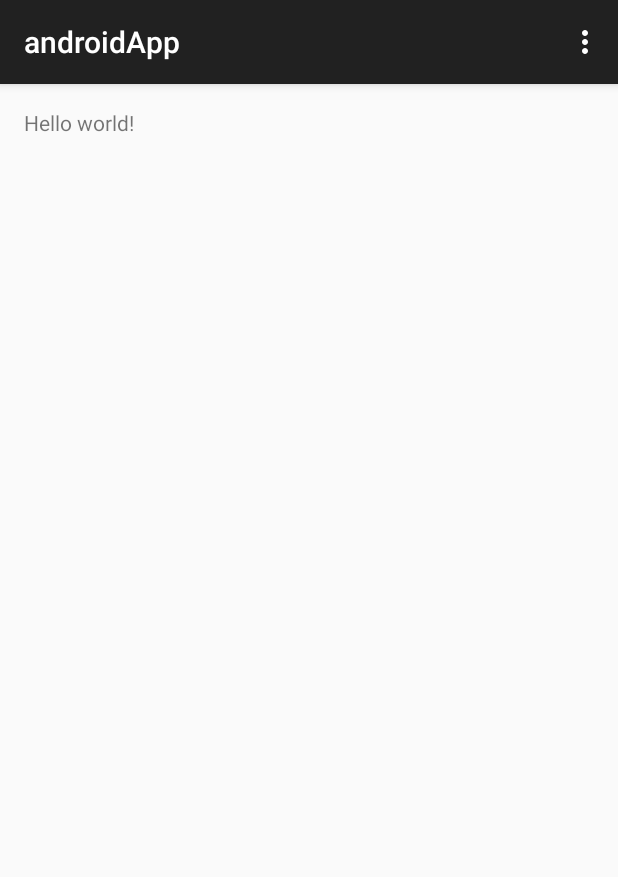
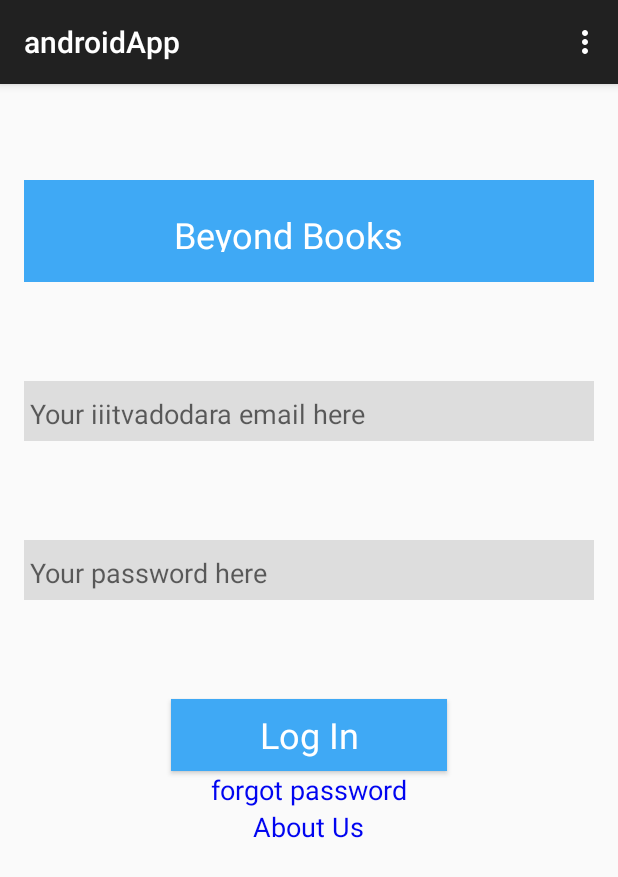
Before and after one commit to TheHackstreetBoys/BeyondBooks, an Android app: the screen it shows after launch (LoginActivity), on a phone screen of 412 x 824 dp. Shown: the top 877 px of the screen. Run offline under Robolectric (Android 15) with nearby library versions, the phone set to English and light mode, and no system bars.

Commit message:
Added the login screen - Anjul Tyagi

```diff
--- a/androidApp/app/src/main/res/layout/activity_login.xml
+++ b/androidApp/app/src/main/res/layout/activity_login.xml
@@ -1,11 +1,101 @@
-<RelativeLayout xmlns:android="http://schemas.android.com/apk/res/android"
+<LinearLayout xmlns:android="http://schemas.android.com/apk/res/android"
     xmlns:tools="http://schemas.android.com/tools" android:layout_width="match_parent"
     android:layout_height="match_parent" android:paddingLeft="@dimen/activity_horizontal_margin"
     android:paddingRight="@dimen/activity_horizontal_margin"
     android:paddingTop="@dimen/activity_vertical_margin"
-    android:paddingBottom="@dimen/activity_vertical_margin" tools:context=".LoginActivity">
+    android:paddingBottom="@dimen/activity_vertical_margin" tools:context=".LoginActivity"
+    android:weightSum="1"
+    android:orientation="vertical">
 
-    <TextView android:text="@string/hello_world" android:layout_width="wrap_content"
-        android:layout_height="wrap_content" />
+    <Space
+        android:layout_width="match_parent"
+        android:layout_height="48dp" />
 
-</RelativeLayout>
+    <TextView
+        android:layout_width="match_parent"
+        android:layout_height="68dp"
+        android:textAppearance="?android:attr/textAppearanceLarge"
+        android:text="@string/title"
+        android:id="@+id/textView"
+        android:layout_gravity="center_vertical"
+        android:paddingLeft="100dp"
+        android:paddingRight="50dp"
+        android:paddingTop="20dp"
+        android:paddingBottom="20dp"
+        android:textColor="#ffffff"
+        android:width="@android:dimen/thumbnail_width"
+        android:background="#3fa9f5"
+        android:textSize="24dp" />
+
+    <Space
+        android:layout_width="match_parent"
+        android:layout_height="wrap_content"
+        android:layout_gravity="center_horizontal"
+        android:layout_weight="0.15" />
+
+    <EditText
+        android:layout_width="match_parent"
+        android:layout_height="40dp"
+        android:inputType="textEmailAddress"
+        android:ems="10"
+        android:hint="Your iiitvadodara email here"
+        android:id="@+id/editText"
+        style="@android:style/ButtonBar"
+        android:background="#43888888" />
+
+    <Space
+        android:layout_width="match_parent"
+        android:layout_height="wrap_content"
+        android:layout_gravity="center_horizontal"
+        android:layout_weight="0.15" />
+
+    <EditText
+        android:layout_width="match_parent"
+        android:layout_height="40dp"
+        android:inputType="textEmailAddress"
+        android:ems="10"
+        android:hint="Your password here"
+        android:id="@+id/editText2"
+        android:layout_gravity="center_horizontal"
+        style="@android:style/ButtonBar"
+        android:background="#43888888" />
+
+    <Space
+        android:layout_width="match_parent"
+        android:layout_height="wrap_content"
+        android:layout_gravity="center_horizontal"
+        android:layout_weight="0.15" />
+
+    <Button
+        android:layout_width="184dp"
+        android:layout_height="wrap_content"
+        android:text="Log In"
+        android:id="@+id/button"
+        android:layout_gravity="center_horizontal"
+        android:background="#3fa9f5"
+        android:textColor="#ffffff"
+        android:textScaleX="1"
+        android:textSize="24dp"
+        android:textAppearance="?android:attr/textAppearanceLarge"
+        style="@style/Widget.AppCompat.ListPopupWindow"
+        android:theme="@android:style/Holo.Light.ButtonBar.AlertDialog" />
+
+    <TextView
+        android:layout_width="wrap_content"
+        android:layout_height="wrap_content"
+        android:textAppearance="?android:attr/textAppearanceMedium"
+        android:text="forgot password"
+        android:id="@+id/textView2"
+        android:layout_gravity="center_horizontal"
+        android:textColor="#0004f0" />
+
+    <TextView
+        android:layout_width="wrap_content"
+        android:layout_height="wrap_content"
+        android:textAppearance="?android:attr/textAppearanceMedium"
+        android:text="About Us"
+        android:id="@+id/textView3"
+        android:layout_gravity="center_horizontal"
+        android:textColor="#0004f0" />
+
+</LinearLayout>
--- a/androidApp/app/src/main/res/values/strings.xml
+++ b/androidApp/app/src/main/res/values/strings.xml
@@ -3,4 +3,5 @@
 
     <string name="hello_world">Hello world!</string>
     <string name="action_settings">Settings</string>
+    <string name="title">Beyond Books</string>
 </resources>
```
Also changed, not shown: 2 other files.
